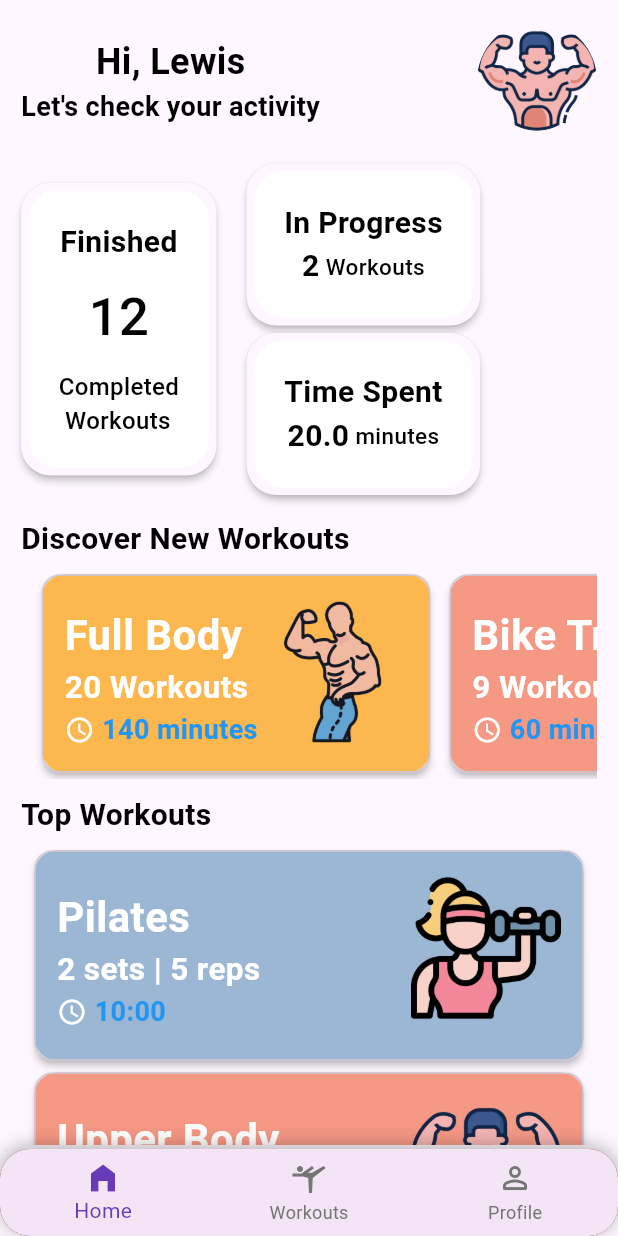
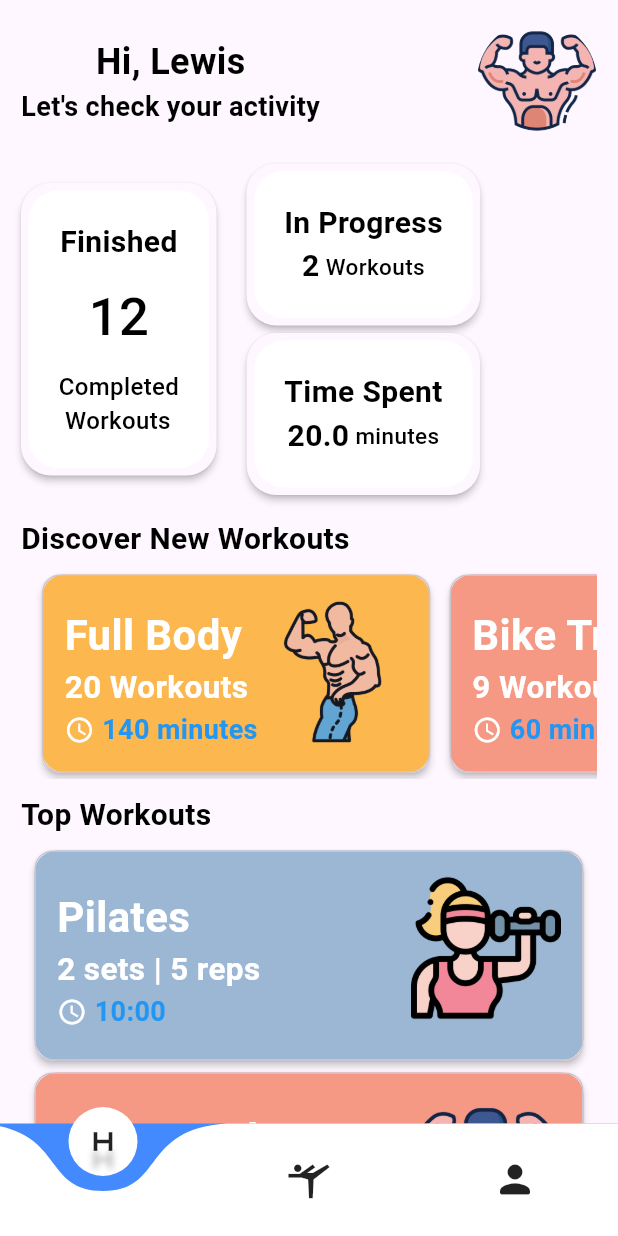
Before and after one commit to Leehon008/gym, a Flutter app: the screen it shows after launch, on a phone screen of 412 x 824 dp. Run offline on Flutter 3.47's test engine with Material 3 defaults, Android fonts, the phone set to English and light mode, and no system bars; drawn by our look-alikes of curved_navigation_bar.

Commit message:
feat:update bottomNavBar UI

```diff
--- a/lib/pages/home.dart
+++ b/lib/pages/home.dart
@@ -1,3 +1,4 @@
+import 'package:curved_navigation_bar/curved_navigation_bar.dart';
 import 'package:flutter/material.dart';
 import 'package:hymns/pages/profile_screen.dart';
 import 'package:hymns/pages/workout_screen.dart';
@@ -75,48 +76,25 @@ class _HomeState extends State<Home> {
   Widget build(BuildContext context) {
     return Scaffold(
       body: _pages[_selectedIndex],
-      bottomNavigationBar: Container(
-        decoration: BoxDecoration(
-          color: const Color.fromARGB(255, 123, 32, 32),
-          boxShadow: [
-            BoxShadow(
-              color: Colors.black.withAlpha((0.3 * 255).round()),
-              blurRadius: 10,
-              offset: const Offset(0, -2),
-            ),
-          ],
-          borderRadius: const BorderRadius.all(Radius.circular(20.0)),
-        ),
-        child: ClipRRect(
-          borderRadius: const BorderRadius.all(Radius.circular(20.0)),
-          child: BottomNavigationBar(
-            currentIndex: _selectedIndex,
-            onTap: _onItemTapped,
-            elevation: 0,
-            backgroundColor: const Color(0xfff3e5f5),
-            selectedItemColor: Colors.deepPurple,
-            unselectedItemColor: Colors.grey.shade600,
-            showUnselectedLabels: true,
-            type: BottomNavigationBarType.fixed,
-            items: const [
-              BottomNavigationBarItem(
-                icon: Icon(Icons.home_rounded),
-                activeIcon: Icon(Icons.home_filled),
-                label: 'Home',
-              ),
-              BottomNavigationBarItem(
-                icon: Icon(Icons.sports_gymnastics),
-                activeIcon: Icon(Icons.sports_gymnastics_rounded),
-                label: 'Workouts',
-              ),
-              BottomNavigationBarItem(
-                icon: Icon(Icons.person_outline_rounded),
-                activeIcon: Icon(Icons.person),
-                label: 'Profile',
+      bottomNavigationBar: CurvedNavigationBar(
+        backgroundColor: Colors.blueAccent,
+        items: <Widget>[
+          Icon(
+            Icons.h_mobiledata,
+            size: 30,
+            shadows: [
+              Shadow(
+                color: Colors.black26,
+                blurRadius: 5,
+                offset: Offset(0, 12),
               ),
             ],
           ),
-        ),
+          Icon(Icons.sports_gymnastics, size: 30),
+          Icon(Icons.person_rounded, size: 30),
+        ],
+        onTap: _onItemTapped,
+        index: _selectedIndex,
       ),
     );
   }
--- a/pubspec.yaml
+++ b/pubspec.yaml
@@ -34,6 +34,7 @@ dependencies:
   # The following adds the Cupertino Icons font to your application.
   # Use with the CupertinoIcons class for iOS style icons.
   cupertino_icons: ^1.0.8
+  curved_navigation_bar: ^1.0.6
 
 dev_dependencies:
   flutter_test:
```
Also changed, not shown: pubspec.lock.
